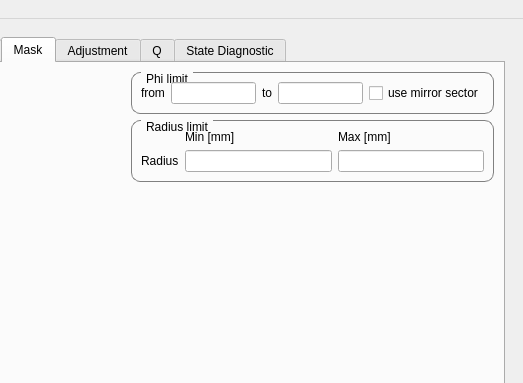
The window that scripts/Interface/ui/sans_isis/sans_data_processor_window.ui (mantidproject/mantid) describes before a commit, drawn with Qt 5; both pictures show x 410 to 933 and y 0 to 383 of the 933 by 743 pixel window.
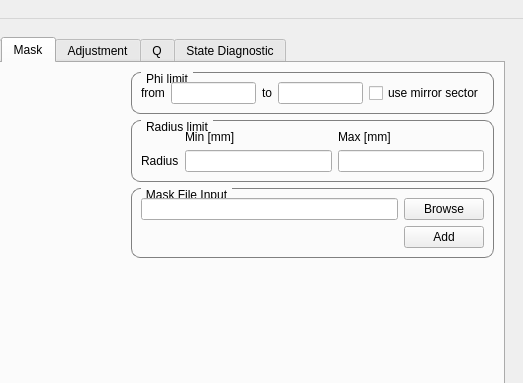
The same window after the commit. The open tabs and pages were chosen to show the change. Custom widgets are drawn as their Qt base class.

Diff of the .ui file:
```diff
--- a/scripts/Interface/ui/sans_isis/sans_data_processor_window.ui
+++ b/scripts/Interface/ui/sans_isis/sans_data_processor_window.ui
@@ -897,6 +897,32 @@
                   </layout>
                  </widget>
                 </item>
+                <item>
+                 <widget class="QGroupBox" name="mask_file_input_group_box">
+                  <property name="title">
+                   <string>Mask File Input</string>
+                  </property>
+                  <layout class="QGridLayout" name="gridLayout_7">
+                   <item row="0" column="0">
+                    <widget class="QLineEdit" name="mask_file_input_line_edit"/>
+                   </item>
+                   <item row="0" column="1">
+                    <widget class="QPushButton" name="mask_file_browse_push_button">
+                     <property name="text">
+                      <string>Browse</string>
+                     </property>
+                    </widget>
+                   </item>
+                   <item row="1" column="1">
+                    <widget class="QPushButton" name="mask_file_add_push_button">
+                     <property name="text">
+                      <string>Add</string>
+                     </property>
+                    </widget>
+                   </item>
+                  </layout>
+                 </widget>
+                </item>
                 <item>
                  <spacer name="verticalSpacer_4">
                   <property name="orientation">
```
Left out of the diff: 37 changed lines with no effect on the pictures.
